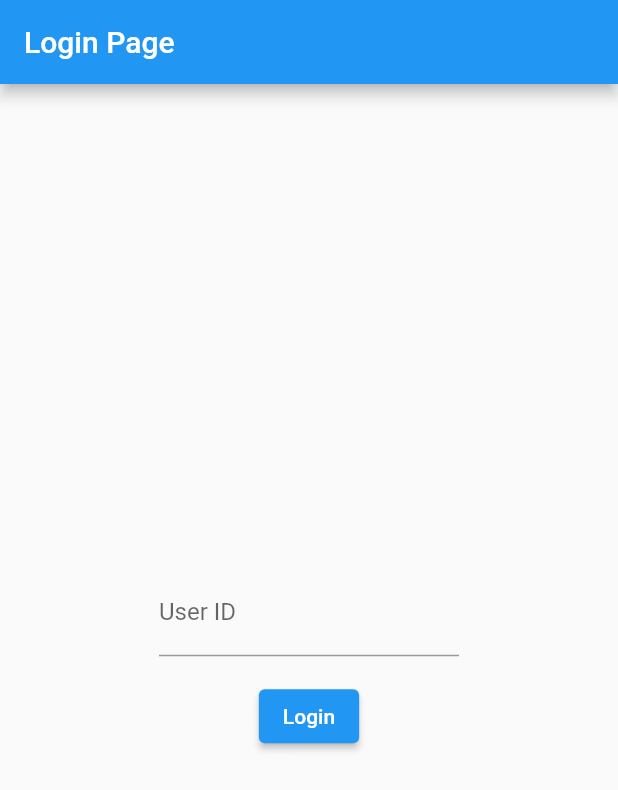
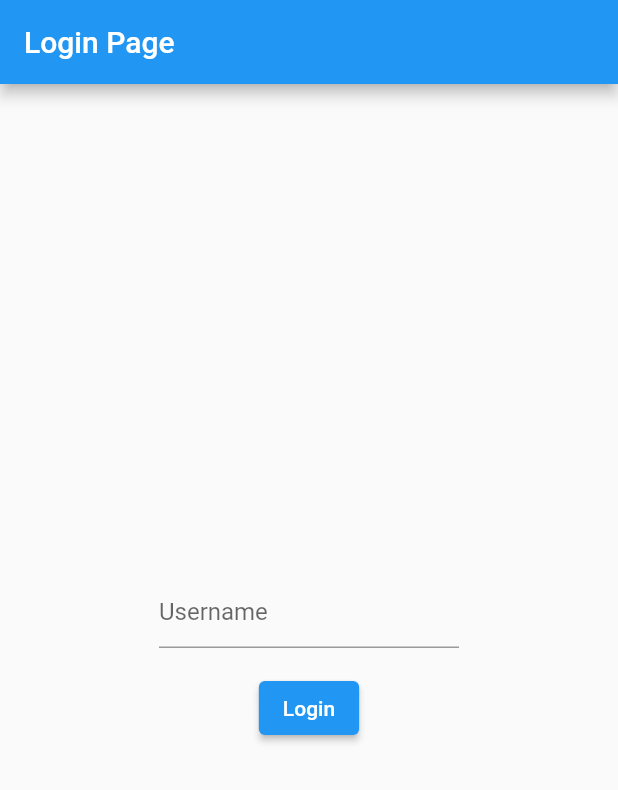
Before and after one commit to LorPetu/SchedulEx, a Flutter app: the screen it shows after launch, on a phone screen of 412 x 824 dp. Shown: the top 790 px of the screen. Run offline on Flutter 3.47's test engine with Material 2 defaults, Android fonts, the phone set to English and light mode, and no system bars; our stand-ins replace go_router; project files that could hold a hidden picture were left out.

Commit message:
Login page implemented with UserState provider

```diff
--- a/code/front-end/schedulex_webapp/lib/LoginPage.dart
+++ b/code/front-end/schedulex_webapp/lib/LoginPage.dart
@@ -1,31 +1,16 @@
-import 'main.dart';
 import 'package:flutter/material.dart';
+import 'package:go_router/go_router.dart';
 import 'package:provider/provider.dart';
+import 'package:schedulex_webapp/model/UserState.dart';
 
-class LoginPage extends StatefulWidget {
-  const LoginPage({Key? key}) : super(key: key);
-
-  @override
-  _LoginPageState createState() => _LoginPageState();
-}
-
-class _LoginPageState extends State<LoginPage> {
-  late TextEditingController _userIDController;
-
-  @override
-  void initState() {
-    super.initState();
-    _userIDController = TextEditingController();
-  }
-
-  @override
-  void dispose() {
-    _userIDController.dispose();
-    super.dispose();
-  }
+class LoginPage extends StatelessWidget {
+  const LoginPage({super.key});
 
   @override
   Widget build(BuildContext context) {
+    var userID = context.select<UserState, void>((user) => user.userID);
+    var userState = context.watch<UserState>();
+    String inputUsername = '';
     return Scaffold(
       appBar: AppBar(
         title: const Text('Login Page'),
@@ -38,24 +23,27 @@ class _LoginPageState extends State<LoginPage> {
             child: Column(
               mainAxisAlignment: MainAxisAlignment.center,
               children: [
-                TextField(
-                  controller: _userIDController,
+                TextFormField(
                   decoration: const InputDecoration(
-                    labelText: 'User ID',
+                    hintText: 'Username',
                   ),
+                  onChanged: (value) {
+                    inputUsername = value;
+                  },
                 ),
                 const SizedBox(height: 16),
                 ElevatedButton(
                   onPressed: () {
                     // Get the user ID from the text field
-                    final userID = _userIDController.text;
+                    //debugPrint(userID);
+                    userState.setUserID(inputUsername);
+                    //debugPrint(userID);
 
                     // Set the user ID in MyAppState
-                    Provider.of<MyAppState>(context, listen: false)
-                        .setUserID(userID);
+                    context.pushReplacement('/select');
 
                     // Navigate to the Select Page
-                    Navigator.pushNamed(context, '/select');
+                    //Navigator.pushNamed(context, '/select');
                   },
                   child: const Text('Login'),
                 ),
--- a/code/front-end/schedulex_webapp/lib/main.dart
+++ b/code/front-end/schedulex_webapp/lib/main.dart
@@ -1,6 +1,10 @@
 import 'package:flutter/material.dart';
 import 'package:provider/provider.dart';
+import 'package:go_router/go_router.dart';
 import 'package:schedulex_webapp/LoginPage.dart';
+import 'package:schedulex_webapp/model/ProblemSessionState.dart';
+import 'package:schedulex_webapp/model/UnavailState.dart';
+import 'package:schedulex_webapp/model/UserState.dart';
 import 'SelectPage.dart';
 
 import 'utils.dart';
@@ -18,20 +22,63 @@ class MyApp extends StatelessWidget {
 
   @override
   Widget build(BuildContext context) {
-    return ChangeNotifierProvider(
-      create: (context) => MyAppState(),
-      child: MaterialApp(
+    return MultiProvider(
+      providers: [
+        ChangeNotifierProvider<UserState>(
+          create: (context) => UserState(),
+        ),
+        ChangeNotifierProxyProvider<UserState, ProblemSessionState>(
+          create: (_) => ProblemSessionState(),
+          update: (context, appState, problemSessionState) {
+            if (problemSessionState == null)
+              throw ArgumentError.notNull('problemSessionState');
+            problemSessionState.appState = appState;
+            return problemSessionState;
+          },
+        ),
+        ChangeNotifierProxyProvider<UserState, UnavailState>(
+          create: (_) => UnavailState(),
+          update: (context, appState, unavailState) {
+            if (unavailState == null)
+              throw ArgumentError.notNull('unavailState');
+            unavailState.appState = appState;
+            return unavailState;
+          },
+        ),
+      ],
+      //create: (context) => MyAppState(),
+      child: MaterialApp.router(
         title: 'SchedulEx',
-        initialRoute: '/login',
-        routes: {
-          '/login': (context) => const LoginPage(),
-          '/select': (context) => const SelectPage(),
-          '/problemSession': (context) => const ProblemSessionPage(),
-          '/unavail': (context) => const UnavailPage()
-        },
+        routerConfig: router(),
       ),
     );
   }
+}
+
+GoRouter router() {
+  return GoRouter(
+    initialLocation: '/login',
+    routes: [
+      GoRoute(
+        path: '/login',
+        builder: (context, state) => const LoginPage(),
+      ),
+      GoRoute(
+        path: '/select',
+        builder: (context, state) => const SelectPage(),
+        routes: [
+          GoRoute(
+            path: 'Session',
+            builder: (context, state) => const ProblemSessionPage(),
+          ),
+          GoRoute(
+            path: 'Unavail',
+            builder: (context, state) => const UnavailPage(),
+          ),
+        ],
+      ),
+    ],
+  );
 }
 
 class MyAppState extends ChangeNotifier {
--- /dev/null
+++ b/code/front-end/schedulex_webapp/lib/model/ProblemSessionState.dart
@@ -0,0 +1,15 @@
+// Copyright 2019 The Flutter team. All rights reserved.
+// Use of this source code is governed by a BSD-style license that can be
+// found in the LICENSE file.
+
+import 'package:flutter/material.dart';
+import 'package:schedulex_webapp/utils.dart';
+import 'package:schedulex_webapp/model/UserState.dart';
+
+class ProblemSessionState extends ChangeNotifier {
+  late UserState appState;
+
+  DateTimeRange? sessionDates;
+  String school = 'Ing_Ind_Inf';
+  List<Unavail> unavailList = [];
+}
--- /dev/null
+++ b/code/front-end/schedulex_webapp/lib/model/UnavailState.dart
@@ -0,0 +1,12 @@
+import 'package:flutter/material.dart';
+import 'package:schedulex_webapp/model/UserState.dart';
+//import 'package:schedulex_webapp/utils.dart';
+
+class UnavailState extends ChangeNotifier {
+  late UserState appState;
+
+  String? id;
+  int type = 0;
+  String name = '';
+  List<DateTime> dates = [];
+}
--- /dev/null
+++ b/code/front-end/schedulex_webapp/lib/model/UserState.dart
@@ -0,0 +1,18 @@
+import 'package:flutter/material.dart';
+//import 'package:schedulex_webapp/utils.dart';
+
+class UserState extends ChangeNotifier {
+  String userID = 'esempio';
+  String problemSessionID = '';
+
+  void setUserID(String id) {
+    userID = id;
+    print('$userID logged in');
+    // getSessionList().then((value) {
+    //   problemSessionList = value;
+
+    // });
+    // print(problemSessionList);
+    notifyListeners();
+  }
+}
--- a/code/front-end/schedulex_webapp/pubspec.yaml
+++ b/code/front-end/schedulex_webapp/pubspec.yaml
@@ -29,6 +29,7 @@ dependencies:
   provider: ^6.0.0
   flutter_datetime_picker: ^1.5.1
   http: ^1.1.0
+  go_router: any
 
 dev_dependencies:
   flutter_test:
```
Also changed, not shown: code/front-end/schedulex_webapp/lib/SessionPage.dart (added), code/front-end/schedulex_webapp/pubspec.lock.
